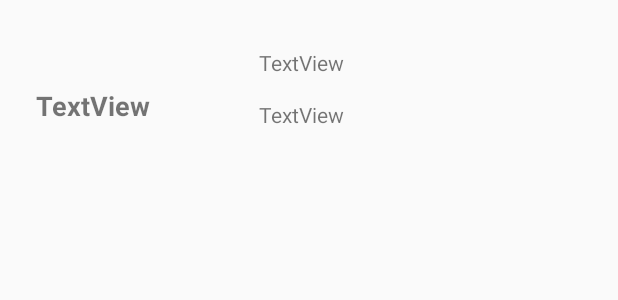
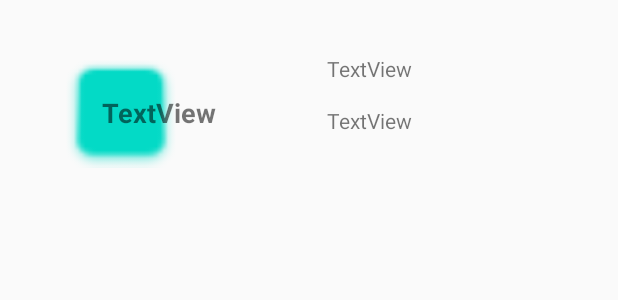
Before and after one commit to Galzok/AndroidToolBox, an Android app: the layout activity_bledevice_service_cell.xml on its own in the app's theme, with its tools: preview values and no code run, on a phone screen of 412 x 824 dp. Shown: the top 300 px of the screen. Run offline under Robolectric (Android 15) with nearby library versions, the phone set to English and light mode, and no system bars; network calls fail.

Commit message:
ble presque presque fini

```diff
--- a/app/src/main/AndroidManifest.xml
+++ b/app/src/main/AndroidManifest.xml
@@ -20,12 +20,9 @@
             android:roundIcon="@mipmap/ic_launcher_round"
             android:supportsRtl="true"
             android:theme="@style/AppTheme">
-        <activity android:name=".BLEDeviceAdapter">
-        </activity>
         <activity android:name=".BLEDeviceActivity">
         </activity>
-        <activity android:name=".BLEAdapter">
-        </activity>
+
         <activity android:name=".BLEActivity">
         </activity>
         <activity android:name=".WebServiceActivity">
--- a/app/src/main/res/layout/activity_bledevice_characteristic_cell.xml
+++ b/app/src/main/res/layout/activity_bledevice_characteristic_cell.xml
@@ -86,9 +86,9 @@
     <TextView
             android:id="@+id/writeButtonOFF"
             android:layout_width="wrap_content"
-            android:layout_height="17dp"
+            android:layout_height="wrap_content"
             android:text="@string/ecrire"
-            android:textColor="#FFBD7D95"
+            android:textColor="@color/colorAccent"
             android:textStyle="bold"
             app:layout_constraintEnd_toEndOf="parent"
             app:layout_constraintStart_toStartOf="parent"
@@ -112,7 +112,7 @@
             android:layout_height="wrap_content"
             android:layout_marginBottom="8dp"
             android:text="@string/notifier"
-            android:textColor="#FFBD7D95"
+            android:textColor="@color/colorAccent"
             android:textStyle="bold"
             android:visibility="visible"
             app:layout_constraintBottom_toBottomOf="parent"
--- a/app/src/main/res/layout/activity_bledevice_service_cell.xml
+++ b/app/src/main/res/layout/activity_bledevice_service_cell.xml
@@ -14,8 +14,8 @@
             android:id="@+id/nameBLE"
             app:layout_constraintStart_toEndOf="@+id/rssiBLE"
             android:layout_marginStart="8dp" app:layout_constraintEnd_toEndOf="parent" android:layout_marginEnd="8dp"
-            app:layout_constraintHorizontal_bias="0.271" app:layout_constraintTop_toTopOf="parent"
-            android:layout_marginTop="32dp"/>
+            app:layout_constraintTop_toTopOf="parent"
+            android:layout_marginTop="36dp" app:layout_constraintHorizontal_bias="0.338"/>
     <TextView
             android:text="TextView"
             android:layout_width="wrap_content"
@@ -28,20 +28,22 @@
             app:layout_constraintVertical_bias="0.0"/>
     <ImageView
             android:id="@+id/imageRSSI"
-            android:layout_width="93dp"
-            android:layout_height="79dp"
-            android:layout_marginTop="32dp" app:layout_constraintTop_toTopOf="parent"
-            app:layout_constraintStart_toStartOf="parent" android:layout_marginStart="16dp"/>
+            android:layout_width="161dp"
+            android:layout_height="76dp"
+            android:layout_marginTop="36dp" app:layout_constraintTop_toTopOf="parent"
+            app:layout_constraintStart_toStartOf="parent"
+            app:srcCompat="@android:drawable/checkbox_off_background"
+            android:tint="@color/design_default_color_secondary"/>
 
     <TextView
             android:id="@+id/rssiBLE"
             android:layout_width="wrap_content"
             android:layout_height="wrap_content"
-            android:layout_marginStart="24dp"
+            android:layout_marginStart="68dp"
             android:text="TextView"
             android:textSize="18sp"
             android:textStyle="bold"
             app:layout_constraintBottom_toBottomOf="parent"
             app:layout_constraintStart_toStartOf="parent"
-            app:layout_constraintTop_toTopOf="parent" app:layout_constraintVertical_bias="0.666"/>
+            app:layout_constraintTop_toTopOf="parent" app:layout_constraintVertical_bias="0.715"/>
 </androidx.constraintlayout.widget.ConstraintLayout>
--- a/app/src/main/res/values/colors.xml
+++ b/app/src/main/res/values/colors.xml
@@ -2,5 +2,5 @@
 <resources>
     <color name="colorPrimary">#40E0D0</color>
     <color name="colorPrimaryDark">#00574B</color>
-    <color name="colorAccent">#BD7D95</color>
+    <color name="colorAccent">#78BD7D95</color>
 </resources>
```
Also changed, not shown: app/build.gradle (+8 -0 lines), app/src/main/java/fr/isen/langeron/androidtoolbox/BLEServiceAdapter.kt (+13 -18 lines), app/src/main/res/layout/activity_home.xml (+22 -21 lines), 1 other file.
